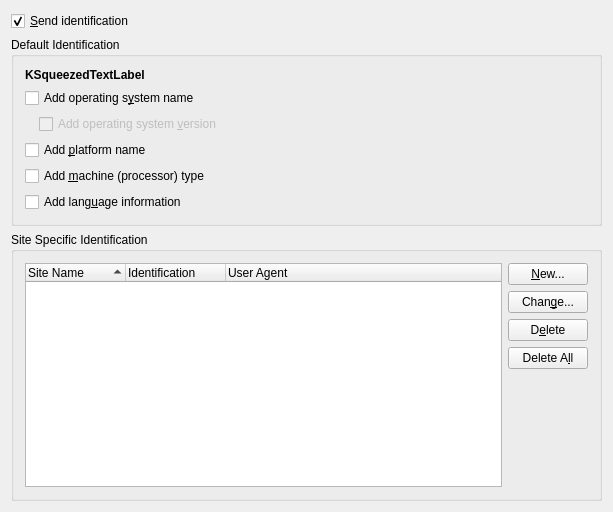
First picture: the form in konqueror/settings/kio/useragentdlg.ui, repository KDE/konqueror, before the edit.
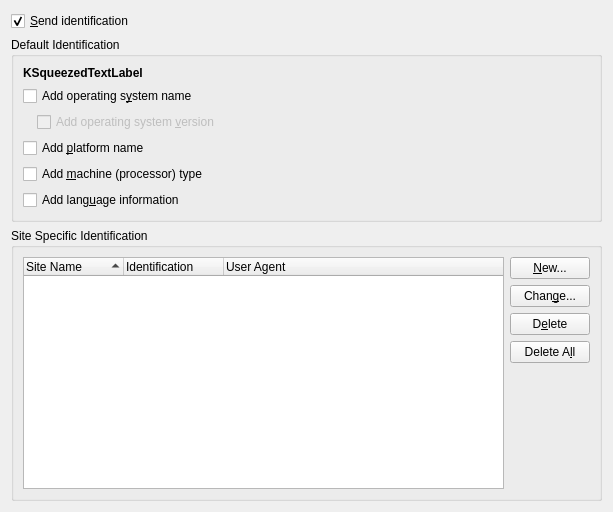
Second picture: the form after the edit. Custom widgets are drawn as their Qt base class.

```diff
--- a/konqueror/settings/kio/useragentdlg.ui
+++ b/konqueror/settings/kio/useragentdlg.ui
@@ -242,8 +242,6 @@
    </item>
   </layout>
  </widget>
- <layoutdefault spacing="6" margin="11" />
- <layoutfunction spacing="KDialog::spacingHint" margin="KDialog::marginHint" />
  <customwidgets>
   <customwidget>
    <class>KPushButton</class>
```
